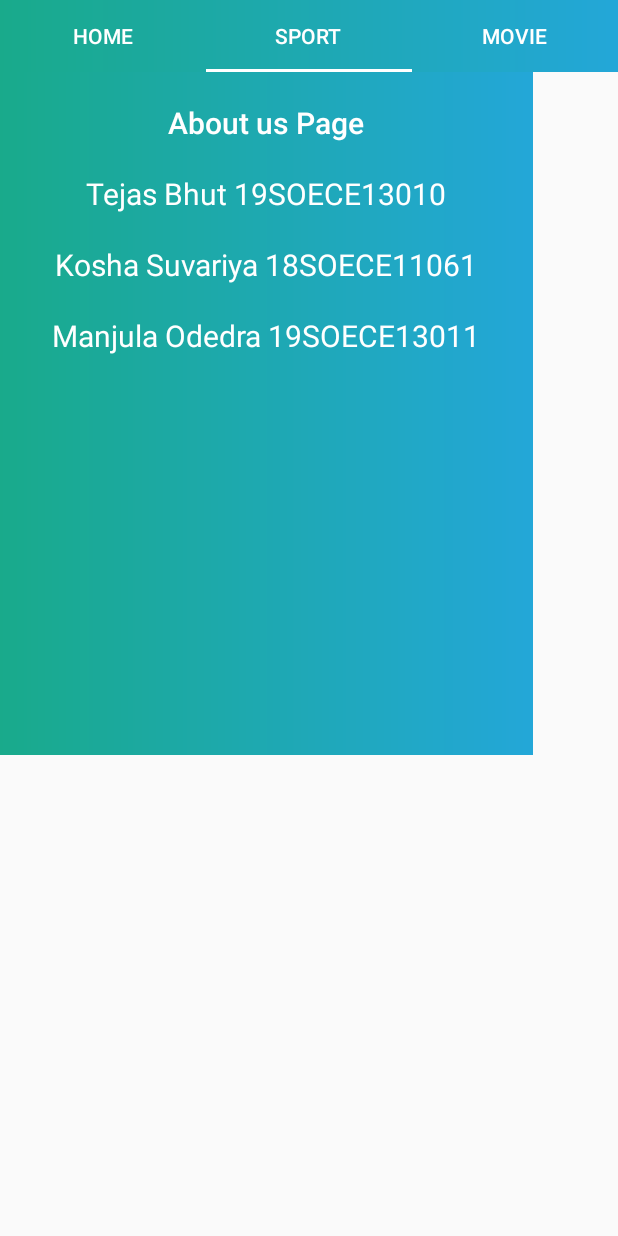
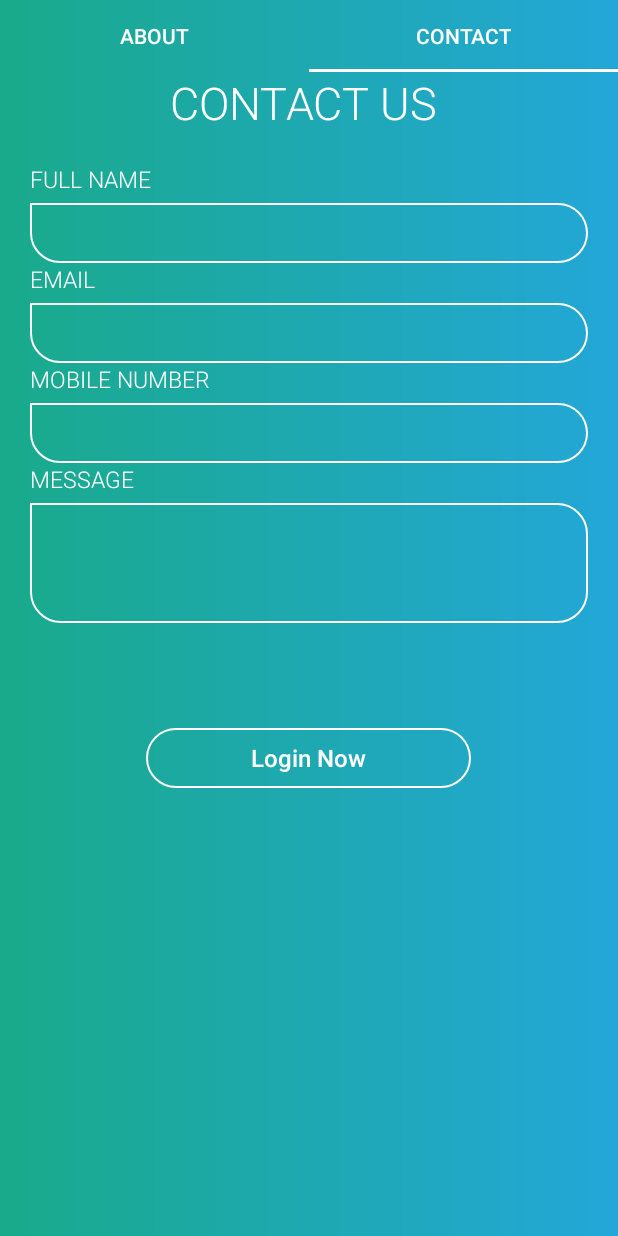
Before and after one commit to Tejas5545/GroupActivity, an Android app: the AboutUs screen opened directly, with no data from a screen before it, tab 2 chosen, on a phone screen of 412 x 824 dp. Run offline under Robolectric (Android 15) with nearby library versions, the phone set to English and light mode, and no system bars.

```diff
--- a/app/src/main/java/com/example/groupactivity/AboutUs.java
+++ b/app/src/main/java/com/example/groupactivity/AboutUs.java
@@ -18,9 +18,8 @@ public class AboutUs extends AppCompatActivity {
         tabLayout=(TabLayout)findViewById(R.id.tabLayout);
         viewPager=(ViewPager)findViewById(R.id.viewPager);
 
-        tabLayout.addTab(tabLayout.newTab().setText("Home"));
-        tabLayout.addTab(tabLayout.newTab().setText("Sport"));
-        tabLayout.addTab(tabLayout.newTab().setText("Movie"));
+        tabLayout.addTab(tabLayout.newTab().setText("About"));
+        tabLayout.addTab(tabLayout.newTab().setText("Contact"));
         tabLayout.setTabGravity(TabLayout.GRAVITY_FILL);
 
         final MyAdapter adapter = new MyAdapter(this,getSupportFragmentManager(), tabLayout.getTabCount());
--- a/app/src/main/res/layout/activity_about_us.xml
+++ b/app/src/main/res/layout/activity_about_us.xml
@@ -17,8 +17,8 @@
 
     <androidx.viewpager.widget.ViewPager
         android:id="@+id/viewPager"
-        android:layout_width="355dp"
-        android:layout_height="455dp"
+        android:layout_width="fill_parent"
+        android:layout_height="fill_parent"
         app:layout_constraintTop_toBottomOf="@+id/tabLayout"
         tools:layout_editor_absoluteX="8dp" />
 
--- a/app/src/main/res/layout/fragment_contact.xml
+++ b/app/src/main/res/layout/fragment_contact.xml
@@ -4,13 +4,27 @@
     android:layout_width="match_parent"
     android:layout_height="match_parent"
     tools:context=".ContactFragment"
-    android:background="@drawable/grad_bg">
+    android:background="@drawable/grad_bg"
+    >
 
+    <TextView
+        android:id="@+id/cont"
+        android:layout_width="wrap_content"
+        android:layout_height="wrap_content"
+        android:text="Contact Us "
+        android:textAllCaps="true"
+        android:textSize="30sp"
+        android:layout_centerHorizontal="true"
+        android:textColor="@color/colorAccent"
+        android:fontFamily="sans-serif-light"/>
     <!-- TODO: Update blank fragment layout -->
     <LinearLayout
+        android:layout_margin="20sp"
         android:id="@+id/contact"
         android:layout_width="match_parent"
         android:layout_height="wrap_content"
+        android:layout_below="@+id/cont"
+        android:layout_marginTop="20sp"
         android:orientation="vertical">
         <TextView
             android:layout_width="wrap_content"
```
